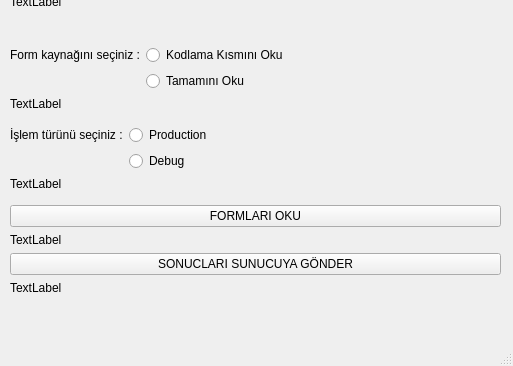
Old version of the form OFOAnaEkran.ui in the repository Python-Egitici-Egitimi-OOP-Grup-8/Optik-Form-Okuyucu; both pictures show x 0 to 513 and y 215 to 581 of the 513 by 581 pixel window.
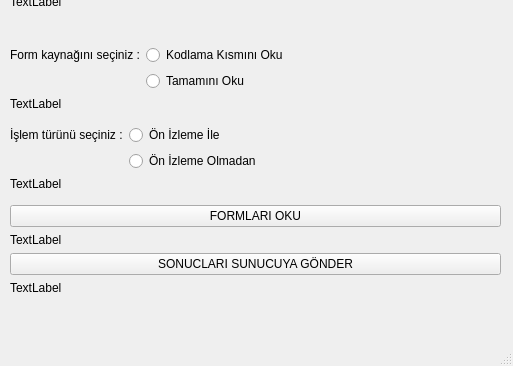
New version of the form.

Diff of the .ui file:
```diff
--- a/OFOAnaEkran.ui
+++ b/OFOAnaEkran.ui
@@ -167,7 +167,7 @@
       <x>10</x>
       <y>340</y>
       <width>491</width>
-      <height>67</height>
+      <height>71</height>
      </rect>
     </property>
     <layout class="QFormLayout" name="formLayout_4">
@@ -181,18 +181,18 @@
      <item row="1" column="1">
       <widget class="QRadioButton" name="rdBtnProduction">
        <property name="text">
-        <string>Production</string>
+        <string>Ön İzleme İle</string>
        </property>
       </widget>
      </item>
      <item row="2" column="1">
       <widget class="QRadioButton" name="rdBtnDebug">
        <property name="text">
-        <string>Debug</string>
+        <string>Ön İzleme Olmadan</string>
        </property>
       </widget>
      </item>
-     <item row="3" column="0">
+     <item row="3" column="0" colspan="2">
       <widget class="QLabel" name="lblIslemSonuc">
        <property name="text">
         <string>TextLabel</string>
```
Left out of the diff: 4 changed lines with no effect on the pictures.
